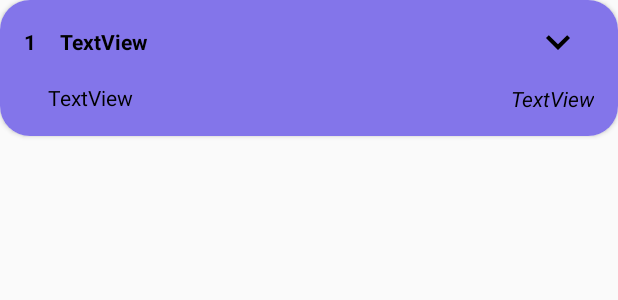
After one commit to Skillship-Vellore/Mediship, an Android app: the layout prescription_card.xml on its own in the app's theme, with its tools: preview values and no code run, on a phone screen of 412 x 824 dp. The commit adds this screen. Shown: the top 300 px of the screen. Run offline under Robolectric (Android 15) with nearby library versions, the phone set to English and light mode, and no system bars.

```diff
--- /dev/null
+++ b/app/src/main/res/drawable/ic_close.xml
@@ -0,0 +1,10 @@
+<vector xmlns:android="http://schemas.android.com/apk/res/android"
+    android:width="32dp"
+    android:height="32dp"
+    android:viewportWidth="24"
+    android:viewportHeight="24"
+    android:tint="?attr/colorControlNormal">
+  <path
+      android:fillColor="@android:color/white"
+      android:pathData="M12,8l-6,6 1.41,1.41L12,10.83l4.59,4.58L18,14z"/>
+</vector>
--- /dev/null
+++ b/app/src/main/res/drawable/ic_open.xml
@@ -0,0 +1,10 @@
+<vector xmlns:android="http://schemas.android.com/apk/res/android"
+    android:width="32dp"
+    android:height="32dp"
+    android:viewportWidth="24"
+    android:viewportHeight="24"
+    android:tint="@color/black">
+  <path
+      android:fillColor="@color/black"
+      android:pathData="M16.59,8.59L12,13.17 7.41,8.59 6,10l6,6 6,-6z"/>
+</vector>
--- a/app/src/main/res/layout/activity_main.xml
+++ b/app/src/main/res/layout/activity_main.xml
@@ -2,6 +2,7 @@
 <androidx.constraintlayout.widget.ConstraintLayout xmlns:android="http://schemas.android.com/apk/res/android"
     xmlns:app="http://schemas.android.com/apk/res-auto"
     android:id="@+id/container"
+    android:background="@drawable/main_bg"
     android:layout_width="match_parent"
     android:layout_height="match_parent">
 
--- a/app/src/main/res/layout/fragment_home.xml
+++ b/app/src/main/res/layout/fragment_home.xml
@@ -13,9 +13,9 @@
         android:layout_marginStart="16dp"
         android:layout_marginTop="16dp"
         android:fontFamily="@font/ubuntu_bold"
-        android:text="Prescribed Medicines"
-        android:textColor="#000000"
-        android:textSize="18sp"
+        android:text="My Prescriptions"
+        android:textColor="@color/purple_500"
+        android:textSize="24sp"
         app:layout_constraintStart_toStartOf="parent"
         app:layout_constraintTop_toTopOf="parent" />
 
@@ -23,7 +23,7 @@
         android:id="@+id/medicinesRecycler"
         android:layout_width="0dp"
         android:layout_height="0dp"
-        android:layout_marginTop="16dp"
+        android:layout_marginTop="8dp"
         app:layout_constraintBottom_toBottomOf="parent"
         app:layout_constraintEnd_toEndOf="parent"
         app:layout_constraintStart_toStartOf="parent"
--- /dev/null
+++ b/app/src/main/res/layout/prescription_card.xml
@@ -0,0 +1,143 @@
+<?xml version="1.0" encoding="utf-8"?>
+<androidx.cardview.widget.CardView xmlns:android="http://schemas.android.com/apk/res/android"
+    xmlns:app="http://schemas.android.com/apk/res-auto"
+    android:layout_width="match_parent"
+    android:layout_height="wrap_content"
+    app:cardCornerRadius="20dp">
+
+    <androidx.constraintlayout.widget.ConstraintLayout
+        android:layout_width="match_parent"
+        android:layout_height="wrap_content">
+
+        <androidx.constraintlayout.widget.ConstraintLayout
+            android:id="@+id/constraintLayout2"
+            android:layout_width="match_parent"
+            android:layout_height="wrap_content"
+            android:background="@color/primary"
+            app:layout_constraintEnd_toEndOf="parent"
+            app:layout_constraintStart_toStartOf="parent"
+            app:layout_constraintTop_toTopOf="parent">
+
+            <TextView
+                android:id="@+id/indexNumber"
+                android:layout_width="wrap_content"
+                android:layout_height="wrap_content"
+                android:layout_marginStart="16dp"
+                android:layout_marginTop="18dp"
+                android:textColor="@color/black"
+                android:textStyle="bold"
+                android:text="1"
+                app:layout_constraintStart_toStartOf="parent"
+                app:layout_constraintTop_toTopOf="parent" />
+
+            <TextView
+                android:id="@+id/hospital_name"
+                android:layout_width="wrap_content"
+                android:layout_height="wrap_content"
+                android:layout_marginStart="32dp"
+                android:layout_marginTop="18dp"
+                android:layout_marginBottom="16dp"
+                android:text="TextView"
+                android:textColor="@color/black"
+                app:layout_constraintBottom_toBottomOf="parent"
+                app:layout_constraintStart_toStartOf="parent"
+                app:layout_constraintTop_toBottomOf="@+id/doctor_name" />
+
+            <TextView
+                android:id="@+id/doctor_name"
+                android:layout_width="0dp"
+                android:layout_height="wrap_content"
+                android:layout_marginStart="16dp"
+                android:layout_marginTop="18dp"
+                android:layout_marginEnd="32dp"
+                android:text="TextView"
+                android:textColor="@color/black"
+                android:textStyle="bold"
+                app:layout_constraintEnd_toStartOf="@+id/imageView"
+                app:layout_constraintStart_toEndOf="@+id/indexNumber"
+                app:layout_constraintTop_toTopOf="parent" />
+
+            <TextView
+                android:id="@+id/textView6"
+                android:layout_width="wrap_content"
+                android:layout_height="wrap_content"
+                android:layout_marginTop="12dp"
+                android:layout_marginEnd="16dp"
+                android:text="TextView"
+                android:textColor="@color/black"
+                android:textStyle="italic"
+                app:layout_constraintEnd_toEndOf="parent"
+                app:layout_constraintTop_toBottomOf="@+id/imageView" />
+
+            <ImageView
+                android:id="@+id/imageView"
+                android:layout_width="wrap_content"
+                android:layout_height="wrap_content"
+                android:layout_marginTop="12dp"
+                android:layout_marginEnd="24dp"
+                app:layout_constraintEnd_toEndOf="parent"
+                app:layout_constraintTop_toTopOf="parent"
+                app:srcCompat="@drawable/ic_open" />
+
+        </androidx.constraintlayout.widget.ConstraintLayout>
+
+        <androidx.constraintlayout.widget.ConstraintLayout
+            android:layout_width="match_parent"
+            android:layout_height="wrap_content"
+            android:background="#D98375EA"
+            android:visibility="gone"
+            app:layout_constraintEnd_toEndOf="parent"
+            app:layout_constraintStart_toStartOf="parent"
+            app:layout_constraintTop_toBottomOf="@id/constraintLayout2">
+
+            <TextView
+                android:id="@+id/textView7"
+                android:layout_width="wrap_content"
+                android:layout_height="wrap_content"
+                android:layout_marginStart="16dp"
+                android:layout_marginTop="12dp"
+                android:text="Sl no"
+                android:textColor="@color/black"
+                android:textStyle="bold"
+                app:layout_constraintStart_toStartOf="parent"
+                app:layout_constraintTop_toTopOf="parent" />
+
+            <TextView
+                android:id="@+id/textView8"
+                android:layout_width="0dp"
+                android:layout_height="wrap_content"
+                android:layout_marginStart="16dp"
+                android:layout_marginTop="12dp"
+                android:layout_marginEnd="24dp"
+                android:text="Prescribed Medicines"
+                android:textColor="@color/black"
+                android:textStyle="bold"
+                app:layout_constraintEnd_toStartOf="@+id/textView9"
+                app:layout_constraintStart_toEndOf="@+id/textView7"
+                app:layout_constraintTop_toTopOf="parent" />
+
+            <TextView
+                android:id="@+id/textView9"
+                android:layout_width="wrap_content"
+                android:layout_height="wrap_content"
+                android:layout_marginTop="12dp"
+                android:layout_marginEnd="24dp"
+                android:text="Dosage"
+                android:textColor="@color/black"
+                android:textStyle="bold"
+                app:layout_constraintEnd_toEndOf="parent"
+                app:layout_constraintTop_toTopOf="parent" />
+
+            <androidx.recyclerview.widget.RecyclerView
+                android:layout_width="match_parent"
+                android:layout_height="150dp"
+                android:layout_marginTop="8dp"
+                android:layout_marginBottom="8dp"
+                app:layout_constraintBottom_toBottomOf="parent"
+                app:layout_constraintEnd_toEndOf="parent"
+                app:layout_constraintStart_toStartOf="parent"
+                app:layout_constraintTop_toBottomOf="@+id/textView8" />
+        </androidx.constraintlayout.widget.ConstraintLayout>
+
+    </androidx.constraintlayout.widget.ConstraintLayout>
+</androidx.cardview.widget.CardView>
```
Also changed, not shown: app/src/main/res/drawable/main_bg.png (added).
